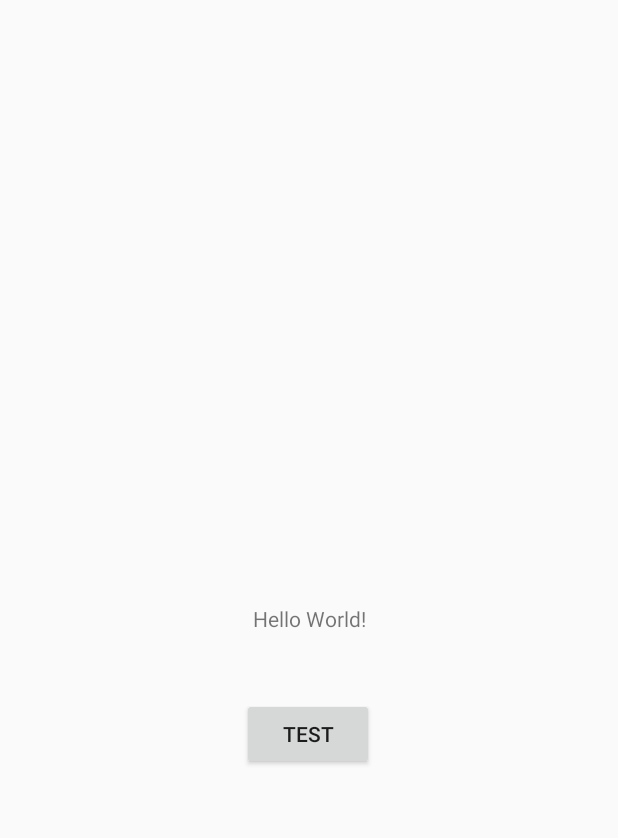
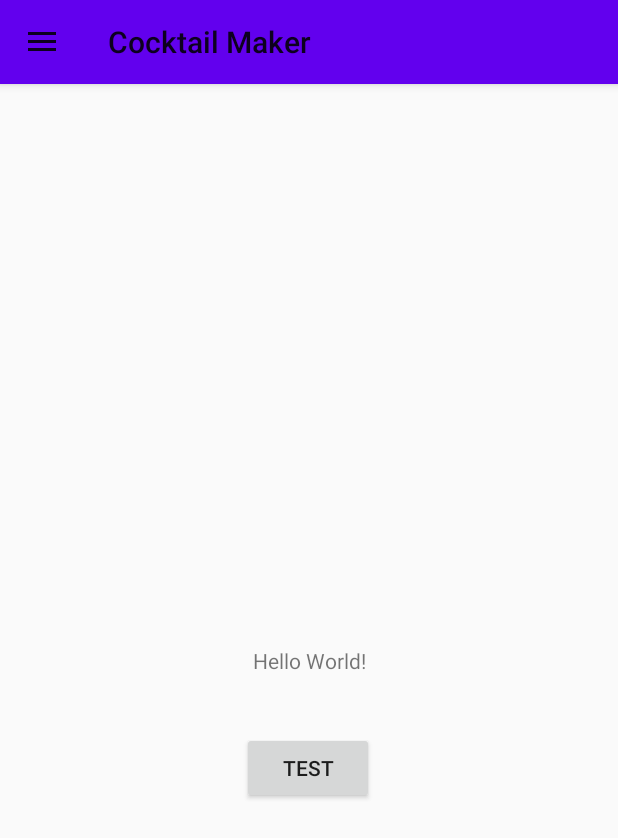
Before and after one commit to VionFrancois/ProjetCocktail, an Android app: the screen it shows after launch (MainActivity), on a phone screen of 412 x 824 dp. Shown: the top 838 px of the screen. Run offline under Robolectric (Android 15) with nearby library versions, the phone set to English and light mode, and no system bars.

Commit message:
Added toolbar

```diff
--- a/app/src/main/java/cp/umons/testAndroid/MainActivity.kt
+++ b/app/src/main/java/cp/umons/testAndroid/MainActivity.kt
@@ -12,21 +12,25 @@ import com.google.android.material.navigation.NavigationView
 
 class MainActivity : AppCompatActivity(){
 
+    // The icon to access the menu from TODO
     lateinit var toggle : ActionBarDrawerToggle
 
     override fun onCreate(savedInstanceState: Bundle?) {
         super.onCreate(savedInstanceState)
         setContentView(R.layout.activity_main)
 
+        // Get the drawerLayout and the Navigation View items
         val drawerLayout : DrawerLayout = findViewById(R.id.nav_menu)
         val navView : NavigationView = findViewById(R.id.navView)
 
+        // Set the icon and menu state
         toggle = ActionBarDrawerToggle(this, drawerLayout, R.string.open, R.string.close)
         drawerLayout.addDrawerListener(toggle)
         toggle.syncState()
 
         supportActionBar?.setDisplayHomeAsUpEnabled(true)
 
+        // The menu items listener
         navView.setNavigationItemSelectedListener {
             when(it.itemId){
                 R.id.pompes_menu -> Toast.makeText(applicationContext, "Pompes clicked", Toast.LENGTH_SHORT).show()
--- a/app/src/main/res/layout/activity_main.xml
+++ b/app/src/main/res/layout/activity_main.xml
@@ -10,6 +10,7 @@
     <androidx.constraintlayout.widget.ConstraintLayout
         android:layout_width="match_parent"
         android:layout_height="match_parent">
+        <!-- Main page content goes here -->
         <include
             layout="@layout/content_main"
             android:layout_height="match_parent"
--- a/app/src/main/res/layout/content_main.xml
+++ b/app/src/main/res/layout/content_main.xml
@@ -4,6 +4,7 @@
               android:orientation="vertical"
               android:layout_width="match_parent"
               android:layout_height="match_parent">
+    <!-- Content of the main page -->
 
 
     <LinearLayout
--- a/app/src/main/res/values/themes.xml
+++ b/app/src/main/res/values/themes.xml
@@ -1,6 +1,7 @@
 <resources xmlns:tools="http://schemas.android.com/tools">
     <!-- Base application theme. -->
-    <style name="Theme.TestAndroid" parent="Theme.AppCompat.Light.NoActionBar">
+    <!-- For custom toolbar, need to change the parent to '.NoActionBar' -->
+    <style name="Theme.TestAndroid" parent="Theme.AppCompat.DayNight">
         <!-- Primary brand color. -->
         <item name="colorPrimary">@color/purple_500</item>
         <item name="colorPrimaryVariant">@color/purple_700</item>
```
